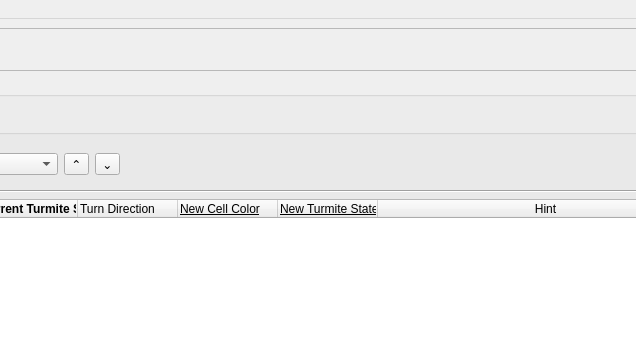
Qt form main_window.ui (Belissimo-T/final-project-10) before a commit; both pictures show x 449 to 1085 and y 0 to 344 of the 1205 by 948 pixel window.
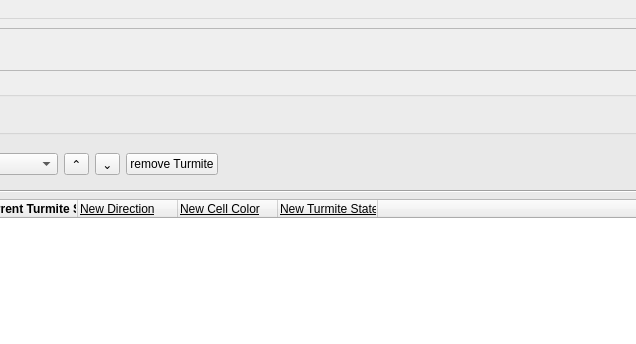
The same form after that commit.

Commit message: add remove turmite and clear simulation view

Patch:
```diff
--- a/main_window.ui
+++ b/main_window.ui
@@ -324,6 +324,13 @@
                    </property>
                   </widget>
                  </item>
+                 <item>
+                  <widget class="QPushButton" name="removeTurmitePushButton">
+                   <property name="text">
+                    <string>remove Turmite</string>
+                   </property>
+                  </widget>
+                 </item>
                  <item>
                   <spacer name="horizontalSpacer_2">
                    <property name="orientation">
@@ -406,7 +413,13 @@
                 </column>
                 <column>
                  <property name="text">
-                  <string>Turn Direction</string>
+                  <string>New Direction</string>
+                 </property>
+                 <property name="font">
+                  <font>
+                   <underline>true</underline>
+                   <kerning>true</kerning>
+                  </font>
                  </property>
                  <property name="textAlignment">
                   <set>AlignLeading|AlignVCenter</set>
@@ -440,7 +453,7 @@
                 </column>
                 <column>
                  <property name="text">
-                  <string>Hint</string>
+                  <string/>
                  </property>
                 </column>
                </widget>
```
Left out of the diff: 58 changed lines with no effect on the pictures. The commit also changes 4 other files.
